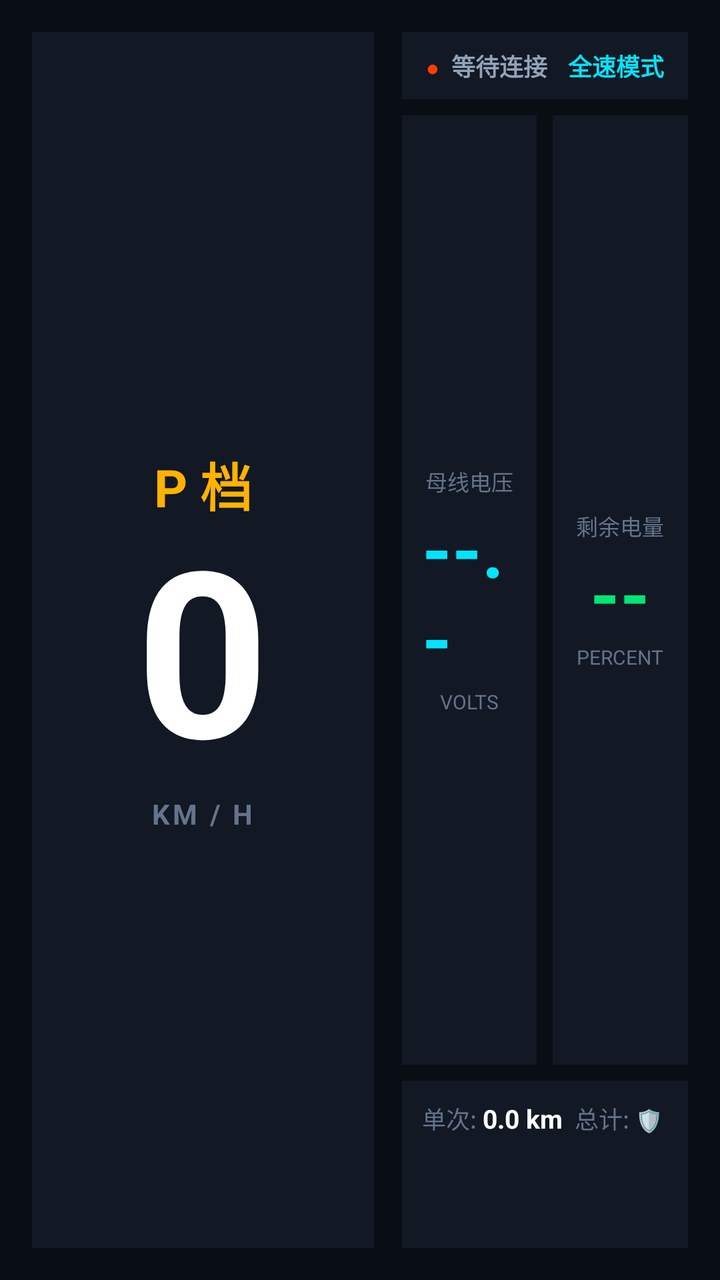
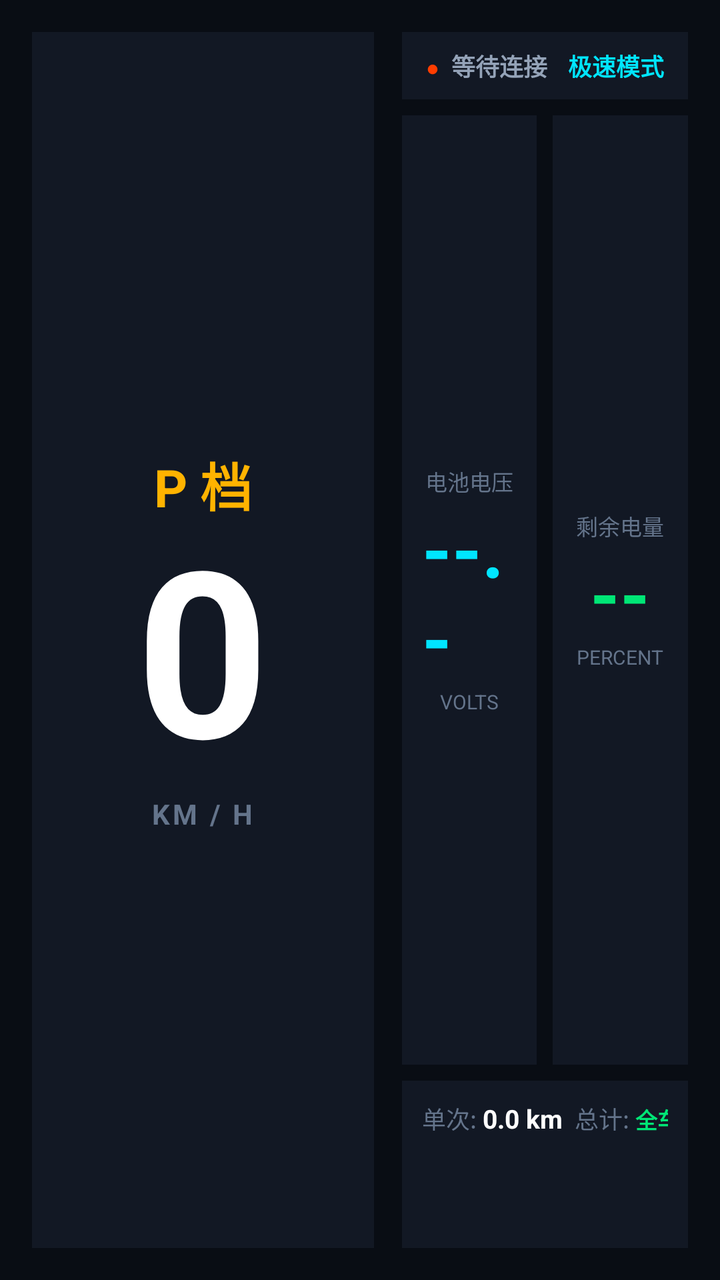

Screens rendered from an Android XML layout before and after an edit, with the pre-edit source and the edit as a unified diff.
<!-- AndroidManifest.xml: application theme AppTheme -->
<!-- res/layout/activity_main_hud.xml -->
<?xml version="1.0" encoding="utf-8"?>
<LinearLayout xmlns:android="http://schemas.android.com/apk/res/android"
    android:layout_width="match_parent"
    android:layout_height="match_parent"
    android:orientation="horizontal"
    android:background="@color/bg_dark"
    android:padding="16dp">

    
    <LinearLayout
        android:layout_width="0dp"
        android:layout_height="match_parent"
        android:layout_weight="1.2"
        android:orientation="vertical"
        android:gravity="center"
        android:background="@color/bg_card"
        android:padding="16dp">

        <TextView
            android:id="@+id/tv_gear"
            android:layout_width="wrap_content"
            android:layout_height="wrap_content"
            android:text="P 档"
            android:textColor="@color/amber"
            android:textSize="26sp"
            android:textStyle="bold" />

        <TextView
            android:id="@+id/tv_speed"
            android:layout_width="wrap_content"
            android:layout_height="wrap_content"
            android:text="0"
            android:textColor="@color/text_title"
            android:textSize="116sp"
            android:textStyle="bold"
            android:includeFontPadding="false" />

        <TextView
            android:layout_width="wrap_content"
            android:layout_height="wrap_content"
            android:text="KM / H"
            android:textColor="@color/text_dim"
            android:textSize="14sp"
            android:textStyle="bold"
            android:letterSpacing="0.1" />
    </LinearLayout>

    
    <LinearLayout
        android:layout_width="0dp"
        android:layout_height="match_parent"
        android:layout_weight="1"
        android:orientation="vertical"
        android:layout_marginStart="14dp">

        
        <LinearLayout
            android:layout_width="match_parent"
            android:layout_height="wrap_content"
            android:orientation="horizontal"
            android:background="@color/bg_card"
            android:paddingHorizontal="12dp"
            android:paddingVertical="8dp">

            <TextView
                android:id="@+id/tv_status_dot"
                android:layout_width="wrap_content"
                android:layout_height="wrap_content"
                android:text="●"
                android:textColor="@color/red"
                android:textSize="11sp"
                android:layout_marginEnd="6dp" />

            <TextView
                android:id="@+id/tv_conn_status"
                android:layout_width="0dp"
                android:layout_height="wrap_content"
                android:layout_weight="1"
                android:text="等待连接"
                android:textColor="@color/text_secondary"
                android:textSize="12sp"
                android:textStyle="bold" />

            <TextView
                android:id="@+id/badge_limit_status"
                android:layout_width="wrap_content"
                android:layout_height="wrap_content"
                android:text="全速模式"
                android:textColor="@color/cyan"
                android:textSize="12sp"
                android:textStyle="bold" />
        </LinearLayout>

        
        <LinearLayout
            android:layout_width="match_parent"
            android:layout_height="0dp"
            android:layout_weight="1"
            android:orientation="horizontal"
            android:layout_marginTop="8dp">

            <LinearLayout
                android:layout_width="0dp"
                android:layout_height="match_parent"
                android:layout_weight="1"
                android:orientation="vertical"
                android:gravity="center"
                android:background="@color/bg_card"
                android:padding="10dp"
                android:layout_marginEnd="4dp">
                <TextView android:layout_width="wrap_content" android:layout_height="wrap_content" android:text="母线电压" android:textColor="@color/text_dim" android:textSize="11sp" />
                <TextView android:id="@+id/tv_voltage" android:layout_width="wrap_content" android:layout_height="wrap_content" android:text="--.-" android:textColor="@color/cyan" android:textSize="38sp" android:textStyle="bold" />
                <TextView android:layout_width="wrap_content" android:layout_height="wrap_content" android:text="VOLTS" android:textColor="@color/text_dim" android:textSize="10sp" />
            </LinearLayout>

            <LinearLayout
                android:layout_width="0dp"
                android:layout_height="match_parent"
                android:layout_weight="1"
                android:orientation="vertical"
                android:gravity="center"
                android:background="@color/bg_card"
                android:padding="10dp"
                android:layout_marginStart="4dp">
                <TextView android:layout_width="wrap_content" android:layout_height="wrap_content" android:text="剩余电量" android:textColor="@color/text_dim" android:textSize="11sp" />
                <TextView android:id="@+id/tv_battery" android:layout_width="wrap_content" android:layout_height="wrap_content" android:text="--" android:textColor="@color/green" android:textSize="38sp" android:textStyle="bold" />
                <TextView android:layout_width="wrap_content" android:layout_height="wrap_content" android:text="PERCENT" android:textColor="@color/text_dim" android:textSize="10sp" />
            </LinearLayout>
        </LinearLayout>

        
        <LinearLayout
            android:layout_width="match_parent"
            android:layout_height="wrap_content"
            android:orientation="horizontal"
            android:background="@color/bg_card"
            android:padding="10dp"
            android:layout_marginTop="8dp">

            <TextView
                android:layout_width="wrap_content"
                android:layout_height="wrap_content"
                android:text="单次: "
                android:textColor="@color/text_dim"
                android:textSize="12sp" />

            <TextView
                android:id="@+id/tv_once_trip"
                android:layout_width="wrap_content"
                android:layout_height="wrap_content"
                android:text="0.0 km"
                android:textColor="@color/text_title"
                android:textStyle="bold"
                android:textSize="13sp" />

            <TextView
                android:layout_width="wrap_content"
                android:layout_height="wrap_content"
                android:text="  总计: "
                android:textColor="@color/text_dim"
                android:textSize="12sp" />

            <TextView
                android:id="@+id/tv_total_trip"
                android:layout_width="0dp"
                android:layout_height="wrap_content"
                android:layout_weight="1"
                android:text="0 km"
                android:textColor="@color/text_title"
                android:textStyle="bold"
                android:textSize="13sp" />

            <TextView
                android:id="@+id/tv_error_status"
                android:layout_width="wrap_content"
                android:layout_height="wrap_content"
                android:text="🛡️ 自检正常"
                android:textColor="@color/green"
                android:textSize="11sp"
                android:textStyle="bold" />
        </LinearLayout>

    </LinearLayout>

</LinearLayout>
<!-- resources referenced by this layout -->
<resources>
  <color name="amber">#FFB300</color>
  <color name="bg_card">#121824</color>
  <color name="bg_dark">#090D14</color>
  <color name="cyan">#00E5FF</color>
  <color name="green">#00E676</color>
  <color name="red">#FF3D00</color>
  <color name="text_dim">#64748B</color>
  <color name="text_secondary">#94A3B8</color>
  <color name="text_title">#FFFFFF</color>
  <style name="AppTheme" parent="Theme.MaterialComponents.DayNight.NoActionBar">
          <item name="colorPrimary">@color/cyan</item>
          <item name="colorPrimaryVariant">@color/cyan</item>
          <item name="colorSecondary">@color/green</item>
          <item name="colorOnPrimary">#000000</item>
          <item name="colorOnSecondary">#FFFFFF</item>
          <item name="android:windowBackground">@color/bg_dark</item>
          <item name="android:statusBarColor">@color/bg_dark</item>
      </style>
</resources>

<!-- the commit's change to res/layout/activity_main_hud.xml (unified diff, before → after) -->
@@ -85,7 +85,7 @@
                 android:id="@+id/badge_limit_status"
                 android:layout_width="wrap_content"
                 android:layout_height="wrap_content"
-                android:text="全速模式"
+                android:text="极速模式"
                 android:textColor="@color/cyan"
                 android:textSize="12sp"
                 android:textStyle="bold" />
@@ -108,7 +108,7 @@
                 android:background="@color/bg_card"
                 android:padding="10dp"
                 android:layout_marginEnd="4dp">
-                <TextView android:layout_width="wrap_content" android:layout_height="wrap_content" android:text="母线电压" android:textColor="@color/text_dim" android:textSize="11sp" />
+                <TextView android:layout_width="wrap_content" android:layout_height="wrap_content" android:text="电池电压" android:textColor="@color/text_dim" android:textSize="11sp" />
                 <TextView android:id="@+id/tv_voltage" android:layout_width="wrap_content" android:layout_height="wrap_content" android:text="--.-" android:textColor="@color/cyan" android:textSize="38sp" android:textStyle="bold" />
                 <TextView android:layout_width="wrap_content" android:layout_height="wrap_content" android:text="VOLTS" android:textColor="@color/text_dim" android:textSize="10sp" />
             </LinearLayout>
@@ -174,7 +174,7 @@
                 android:id="@+id/tv_error_status"
                 android:layout_width="wrap_content"
                 android:layout_height="wrap_content"
-                android:text="🛡️ 自检正常"
+                android:text="全车自检正常"
                 android:textColor="@color/green"
                 android:textSize="11sp"
                 android:textStyle="bold" />
